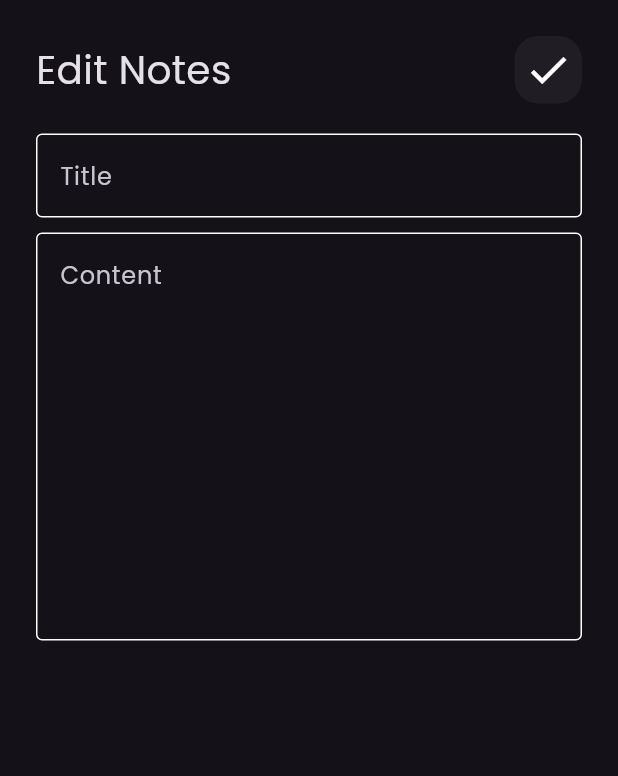
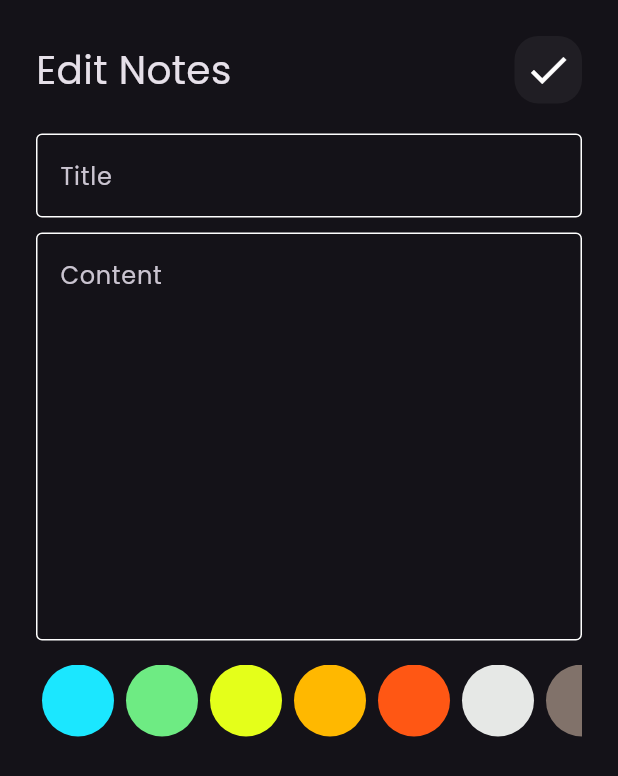
Before and after one commit to AhmedElSayed10920/noteappflutter, a Flutter app: the EditNote screen opened directly with empty values, on a phone screen of 412 x 824 dp. Shown: the top 776 px of the screen. Run offline on Flutter 3.47's test engine with Material 3 defaults, Android fonts, the phone set to English and light mode, and no system bars; our stand-ins replace bloc, flutter_bloc, font_awesome_flutter, hive, hive_flutter; accounts and stored records are empty.

Commit message:
finished edit note color

```diff
--- a/lib/constants.dart
+++ b/lib/constants.dart
@@ -2,3 +2,15 @@ import 'package:flutter/material.dart';
 
 const kPrimaryColor = Color(0xff4F378B);
 const kNotesBox = 'notes_box';
+List<Color> kColors = const [
+    Color(0xff1BE7FF),
+    Color(0xff6EEB83),
+    Color(0xffE4FF1A),
+    Color(0xffFFB800),
+    Color(0xffFF5714),
+    Color(0xffE6E8E6),
+    Color(0xff81726A),
+    Color(0xffF4FEC1),
+    Color(0xffD9F9A5),
+    Color(0xffD74E09),
+  ];
--- a/lib/views/widgets/add-notes-widgets/note_color_picker.dart
+++ b/lib/views/widgets/add-notes-widgets/note_color_picker.dart
@@ -1,5 +1,6 @@
 import 'package:flutter/material.dart';
 import 'package:flutter_bloc/flutter_bloc.dart';
+import 'package:noteapp/constants.dart';
 import 'package:noteapp/cubits/add_notes_cubit/add_notes_cubit.dart';
 
 
@@ -36,24 +37,13 @@ class CustomColorPickerListView extends StatefulWidget {
 
 class _CustomColorPickerListViewState extends State<CustomColorPickerListView> {
   int colorIndex = 0;
-  List<Color> colors = const [
-    Color(0xff1BE7FF),
-    Color(0xff6EEB83),
-    Color(0xffE4FF1A),
-    Color(0xffFFB800),
-    Color(0xffFF5714),
-    Color(0xffE6E8E6),
-    Color(0xff81726A),
-    Color(0xffF4FEC1),
-    Color(0xffD9F9A5),
-    Color(0xffD74E09),
-  ];
+
   @override
   Widget build(BuildContext context) {
     return SizedBox(
       height: 48,
       child: ListView.builder(
-          itemCount: colors.length,
+          itemCount: kColors.length,
           scrollDirection: Axis.horizontal,
           itemBuilder: (context, index) {
             return Padding(
@@ -61,11 +51,11 @@ class _CustomColorPickerListViewState extends State<CustomColorPickerListView> {
               child: GestureDetector(
                 onTap: () {
                   colorIndex = index;
-                  BlocProvider.of<AddNoteCubit>(context).color = colors[index];
+                  BlocProvider.of<AddNoteCubit>(context).color = kColors[index];
                   setState(() {});
                 },
                 child: CustomColorPicker(
-                  color: colors[index],
+                  color: kColors[index],
                   colorPicked: colorIndex == index,
                 ),
               ),
--- a/lib/views/widgets/edit_note_body.dart
+++ b/lib/views/widgets/edit_note_body.dart
@@ -2,6 +2,7 @@ import 'package:flutter/material.dart';
 import 'package:flutter_bloc/flutter_bloc.dart';
 import 'package:noteapp/cubits/notes_cubit.dart/notes_cubit.dart';
 import 'package:noteapp/models/note_model.dart';
+import 'package:noteapp/views/widgets/edit_note_color.dart';
 import 'package:noteapp/views/widgets/general-widgets/custom_app_bar.dart';
 import 'package:noteapp/views/widgets/general-widgets/custom_text_field.dart';
 
@@ -20,6 +21,7 @@ class _EditNoteBodyState extends State<EditNoteBody> {
     return SafeArea(
       child: Padding(
         padding: const EdgeInsets.all(24),
+        child: SingleChildScrollView(
           child: Column(
             children: [
               CustomAppBar(
@@ -51,8 +53,15 @@ class _EditNoteBodyState extends State<EditNoteBody> {
                 },
                 hintText: 'Content',
                 maxLines: 10,
-            )
+              ),
+              const SizedBox(
+                height: 16,
+              ),
+              EditColorListView(
+                note: widget.note,
+              ),
             ],
+          ),
         ),
       ),
     );
--- /dev/null
+++ b/lib/views/widgets/edit_note_color.dart
@@ -0,0 +1,46 @@
+import 'package:flutter/material.dart';
+import 'package:noteapp/constants.dart';
+import 'package:noteapp/models/note_model.dart';
+import 'package:noteapp/views/widgets/add-notes-widgets/note_color_picker.dart';
+
+class EditColorListView extends StatefulWidget {
+  const EditColorListView({super.key, required this.note});
+  final NoteModel note;
+
+  @override
+  State<EditColorListView> createState() => _EditColorListViewState();
+}
+
+class _EditColorListViewState extends State<EditColorListView> {
+   late int colorIndex;
+   @override
+  void initState() {
+    colorIndex = kColors.indexOf(Color(widget.note.color));
+    super.initState();
+  }
+  @override
+  Widget build(BuildContext context) {
+    return SizedBox(
+      height: 48,
+      child: ListView.builder(
+          itemCount: kColors.length,
+          scrollDirection: Axis.horizontal,
+          itemBuilder: (context, index) {
+            return Padding(
+              padding: const EdgeInsets.symmetric(horizontal: 4),
+              child: GestureDetector(
+                onTap: () {
+                  colorIndex = index;
+                  widget.note.color = kColors[index].value;
+                  setState(() {});
+                },
+                child: CustomColorPicker(
+                  color: kColors[index],
+                  colorPicked: colorIndex == index,
+                ),
+              ),
+            );
+          }),
+    );
+  }
+}
```
Lines whose indentation alone changed are shown as unchanged.
